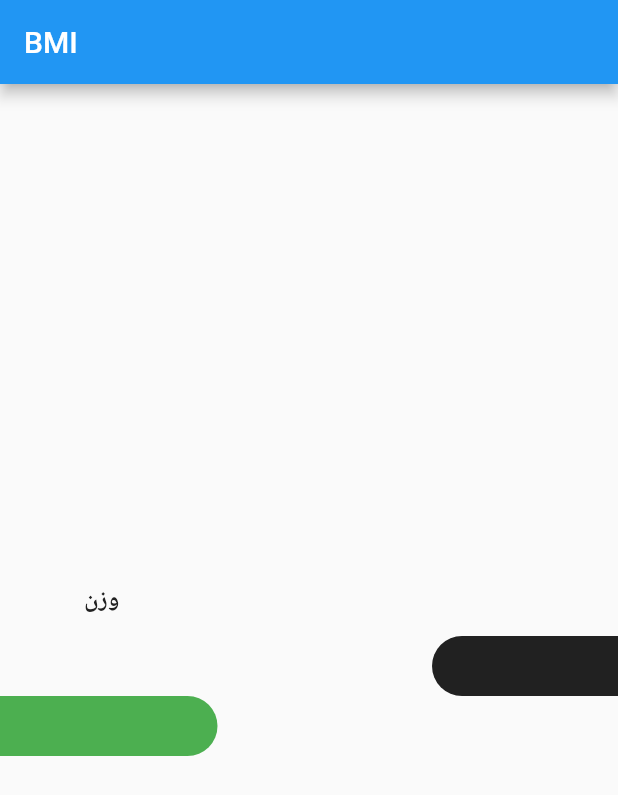
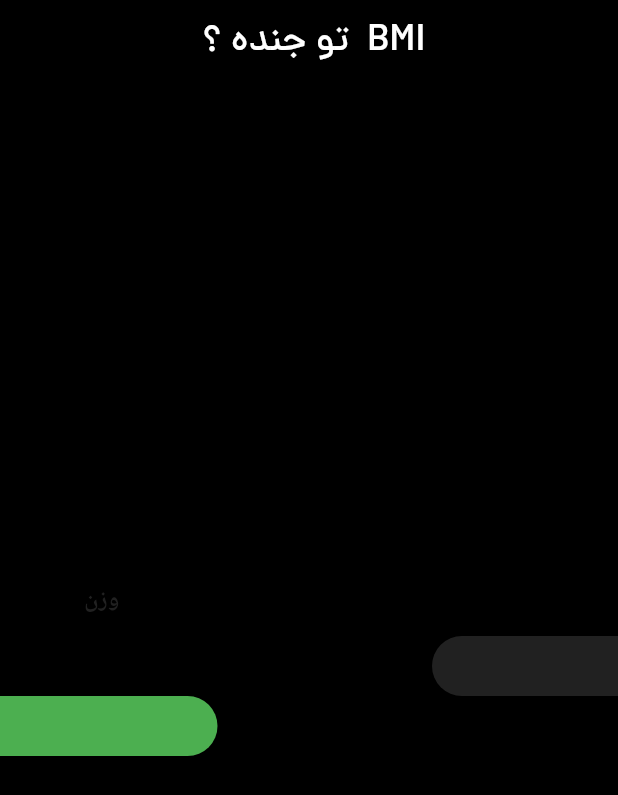
Before and after one commit to Milad-heydarloo/bmi_calculator, a Flutter app: the screen it shows after launch, on a phone screen of 412 x 824 dp. Shown: the top 795 px of the screen. Run offline on Flutter 3.47's test engine with Material 2 defaults, Android fonts, the phone set to English and light mode, and no system bars; our stand-ins replace hexcolor.

Commit message:
appbar & font - clean

```diff
--- a/lib/main.dart
+++ b/lib/main.dart
@@ -7,6 +7,18 @@ void main() {
   runApp(run_app());
 }
 
+PreferredSizeWidget _app_bar() {
+  return AppBar(
+    backgroundColor: Colors.black,
+    centerTitle: true,
+    titleTextStyle: TextStyle(color: Colors.white),
+    title: Text(
+      ' تو جنده ؟  BMI',
+      style: TextStyle(fontSize: 25, fontFamily: 'dm'),
+    ),
+  );
+}
+
 class run_app extends StatelessWidget {
   const run_app({super.key});
 
@@ -14,7 +26,8 @@ class run_app extends StatelessWidget {
   Widget build(BuildContext context) {
     return MaterialApp(
       home: Scaffold(
-        appBar: AppBar(title: Text('BMI')),
+        backgroundColor: Colors.black,
+        appBar: _app_bar(),
         body: SafeArea(
           child: Column(mainAxisAlignment: MainAxisAlignment.center, children: [
             Container(
```
Also changed, not shown: pubspec.yaml (+6 -10 lines).
